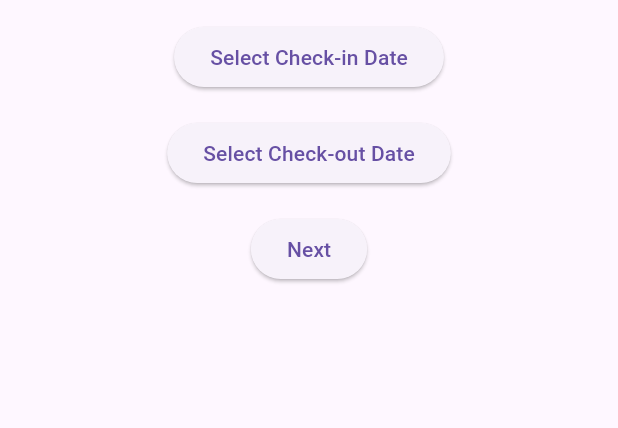
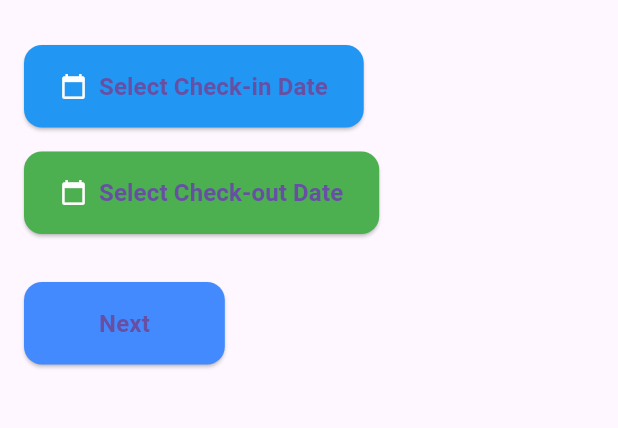
Before and after one commit to leefarhadaman/TripPlanner_Flutter, a Flutter app: the screen it shows after launch, after a tap on "Next", on a phone screen of 412 x 824 dp, the part 63-491 px from its top. Run offline on Flutter 3.47's test engine with Material 3 defaults, Android fonts, the phone set to English and light mode, and no system bars; our stand-ins replace get.

Commit message:
Ui improvement

```diff
--- a/lib/allPages.dart
+++ b/lib/allPages.dart
@@ -11,22 +11,58 @@ class DestinationStep extends StatelessWidget {
 
   @override
   Widget build(BuildContext context) {
-    return Column(
+    return Padding(
+      padding: const EdgeInsets.all(16.0),  // Adds padding around the entire Column
+      child: Column(
+        crossAxisAlignment: CrossAxisAlignment.start,  // Aligns text to the left
         children: [
+          Text(
+            'Where are you going?',  // Updated text to make it more engaging
+            style: TextStyle(
+              fontSize: 24,
+              fontWeight: FontWeight.bold,
+              color: Colors.black87,
+            ),
+          ),
+          SizedBox(height: 20),  // Adds spacing between the title and TextField
           TextField(
-          decoration: InputDecoration(labelText: "Enter Destination"),
+            decoration: InputDecoration(
+              labelText: 'Enter Destination',
+              hintText: 'E.g., Paris, New York',
+              border: OutlineInputBorder(
+                borderRadius: BorderRadius.circular(12),  // Rounded borders
+              ),
+              contentPadding: EdgeInsets.symmetric(horizontal: 16, vertical: 12),  // Adjusted padding for text inside the field
+              filled: true,
+              fillColor: Colors.grey[200],  // Light grey background for the text field
+            ),
             onChanged: (value) => controller.destination.value = value,
           ),
+          SizedBox(height: 20),  // Adds space between TextField and ElevatedButton
           ElevatedButton(
             onPressed: () => pageController.nextPage(
                 duration: Duration(milliseconds: 300), curve: Curves.easeInOut),
-          child: Text("Next"),
-        )
+            child: Text(
+              'Next',
+              style: TextStyle(
+                fontSize: 16,
+                fontWeight: FontWeight.w600,
+                color: Colors.white,
+              ),
+            ),
+            style: ElevatedButton.styleFrom(
+              backgroundColor: Colors.blue,  // Button color
+              padding: EdgeInsets.symmetric(horizontal: 30, vertical: 14),  // Adjusts button padding
+              shape: RoundedRectangleBorder(
+                borderRadius: BorderRadius.circular(8),  // Rounded corners for the button
+              ),
+            ),
+          ),
         ],
+      ),
     );
   }
 }
-
 // Step 2: Date Selection
 class DateStep extends StatelessWidget {
   final PageController pageController;
@@ -35,10 +71,13 @@ class DateStep extends StatelessWidget {
 
   @override
   Widget build(BuildContext context) {
-    return Column(
+    return Padding(
+      padding: const EdgeInsets.all(16.0),  // Add padding around the entire column
+      child: Column(
+        crossAxisAlignment: CrossAxisAlignment.start,  // Align all items to the left
         children: [
           // Check-in Date Picker
-        ElevatedButton(
+          ElevatedButton.icon(
             onPressed: () async {
               DateTime? picked = await showDatePicker(
                 context: context,
@@ -55,18 +94,26 @@ class DateStep extends StatelessWidget {
                 }
               }
             },
-          child: Obx(() => Text(
+            icon: Icon(Icons.calendar_today, color: Colors.white),  // Added calendar icon
+            label: Obx(() => Text(
               controller.checkinDate.value.isEmpty
                   ? "Select Check-in Date"
                   : "Check-in: ${controller.checkinDate.value}",
+              style: TextStyle(fontSize: 16, fontWeight: FontWeight.bold),
+            )),
+            style: ElevatedButton.styleFrom(
+              backgroundColor: Colors.blue,  // Button color
+              padding: EdgeInsets.symmetric(horizontal: 24, vertical: 16),  // Increased padding
+              shape: RoundedRectangleBorder(
+                borderRadius: BorderRadius.circular(12),  // Rounded corners
               ),
             ),
           ),
 
-        SizedBox(height: 16),
+          SizedBox(height: 16),  // Adds space between check-in and check-out date picker
 
           // Check-out Date Picker
-        ElevatedButton(
+          ElevatedButton.icon(
             onPressed: () async {
               if (controller.checkinDate.value.isEmpty) {
                 Get.snackbar("Error", "Please select a check-in date first.");
@@ -90,15 +137,23 @@ class DateStep extends StatelessWidget {
                 controller.checkoutDate.value = DateFormat('yyyy-MM-dd').format(picked);
               }
             },
-          child: Obx(() => Text(
+            icon: Icon(Icons.calendar_today, color: Colors.white),  // Added calendar icon
+            label: Obx(() => Text(
               controller.checkoutDate.value.isEmpty
                   ? "Select Check-out Date"
                   : "Check-out: ${controller.checkoutDate.value}",
+              style: TextStyle(fontSize: 16, fontWeight: FontWeight.bold),
+            )),
+            style: ElevatedButton.styleFrom(
+              backgroundColor: Colors.green,  // Button color
+              padding: EdgeInsets.symmetric(horizontal: 24, vertical: 16),  // Increased padding
+              shape: RoundedRectangleBorder(
+                borderRadius: BorderRadius.circular(12),  // Rounded corners
               ),
             ),
           ),
 
-        SizedBox(height: 16),
+          SizedBox(height: 32),  // Adds space before the 'Next' button
 
           // Next Button
           ElevatedButton(
@@ -112,12 +167,24 @@ class DateStep extends StatelessWidget {
                 );
               }
             },
-          child: Text("Next"),
+            child: Text(
+              "Next",
+              style: TextStyle(fontSize: 16, fontWeight: FontWeight.bold),
+            ),
+            style: ElevatedButton.styleFrom(
+              backgroundColor: Colors.blueAccent,  // Button color
+              padding: EdgeInsets.symmetric(horizontal: 50, vertical: 16),  // Increased padding for bigger button
+              shape: RoundedRectangleBorder(
+                borderRadius: BorderRadius.circular(12),  // Rounded corners
+              ),
+            ),
           ),
         ],
+      ),
     );
   }
 }
+
 
 // Step 3: Category Selection
 class CategoryStep extends StatelessWidget {
```
Also changed, not shown: lib/iteneryPage.dart (+140 -143 lines). Lines whose indentation alone changed are shown as unchanged.
